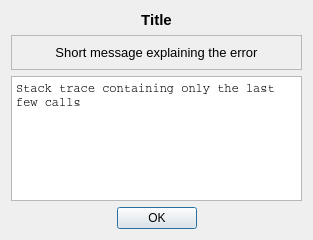
First picture: the form in vibra/interface/data/ui_files/messages/exception_message.ui, repository MOPT-UFSC/VIBRA, before the edit.
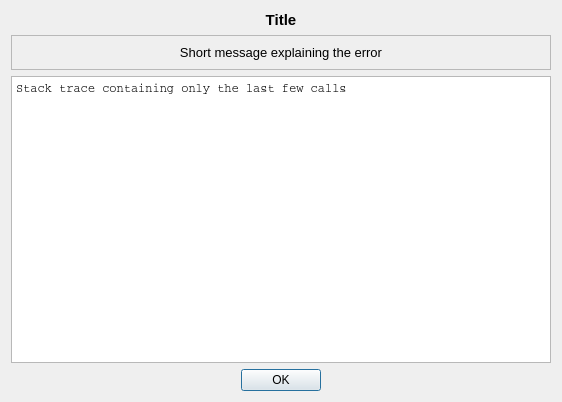
Second picture: the form after the edit.

Patch:
```diff
--- a/vibra/interface/data/ui_files/messages/exception_message.ui
+++ b/vibra/interface/data/ui_files/messages/exception_message.ui
@@ -9,8 +9,8 @@
    <rect>
     <x>0</x>
     <y>0</y>
-    <width>313</width>
-    <height>240</height>
+    <width>562</width>
+    <height>402</height>
    </rect>
   </property>
   <property name="maximumSize">
```
